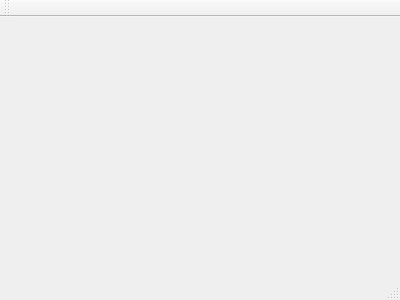
Before: the Qt Designer form src/GUI/mainwindow.ui in BioFoV/BioFoV, drawn with Qt 5.
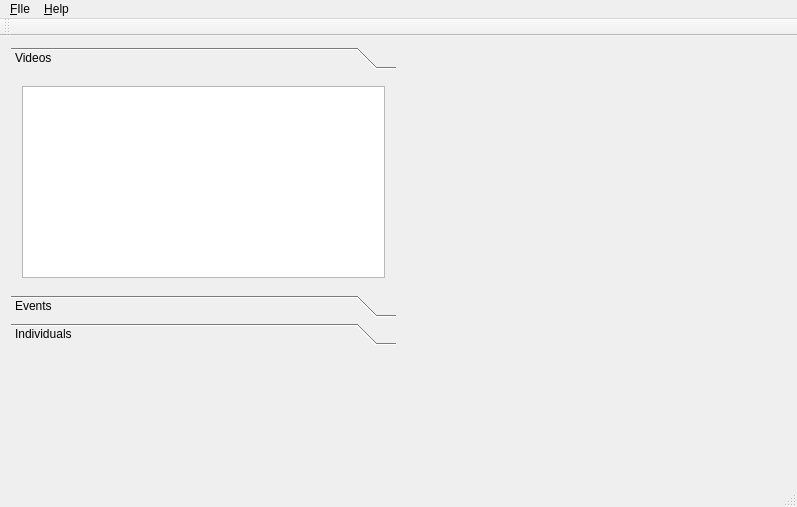
After: the same form once the commit is applied.

The edit to the form file:
```diff
--- a/src/GUI/mainwindow.ui
+++ b/src/GUI/mainwindow.ui
@@ -1,24 +1,165 @@
 <ui version="4.0">
  <class>MainWindow</class>
- <widget class="QMainWindow" name="MainWindow" >
-  <property name="geometry" >
+ <widget class="QMainWindow" name="MainWindow">
+  <property name="geometry">
    <rect>
     <x>0</x>
     <y>0</y>
-    <width>400</width>
-    <height>300</height>
+    <width>797</width>
+    <height>507</height>
    </rect>
   </property>
   <property name="windowTitle" >
    <string>MainWindow</string>
   </property>
-  <widget class="QMenuBar" name="menuBar" />
-  <widget class="QToolBar" name="mainToolBar" />
-  <widget class="QWidget" name="centralWidget" />
-  <widget class="QStatusBar" name="statusBar" />
+  <widget class="QWidget" name="centralWidget">
+   <layout class="QHBoxLayout" name="horizontalLayout">
+    <item>
+     <layout class="QVBoxLayout" name="verticalLayoutLeft">
+      <item>
+       <widget class="QToolBox" name="toolBox">
+        <property name="currentIndex">
+         <number>0</number>
+        </property>
+        <widget class="QWidget" name="page">
+         <property name="geometry">
+          <rect>
+           <x>0</x>
+           <y>0</y>
+           <width>386</width>
+           <height>208</height>
+          </rect>
+         </property>
+         <attribute name="label">
+          <string>Videos</string>
+         </attribute>
+         <layout class="QVBoxLayout" name="verticalLayout">
+          <item>
+           <widget class="QListWidget" name="videoList"/>
+          </item>
+         </layout>
+        </widget>
+        <widget class="QWidget" name="page_2">
+         <property name="geometry">
+          <rect>
+           <x>0</x>
+           <y>0</y>
+           <width>98</width>
+           <height>28</height>
+          </rect>
+         </property>
+         <attribute name="label">
+          <string>Events</string>
+         </attribute>
+        </widget>
+        <widget class="QWidget" name="page_3">
+         <property name="geometry">
+          <rect>
+           <x>0</x>
+           <y>0</y>
+           <width>98</width>
+           <height>28</height>
+          </rect>
+         </property>
+         <attribute name="label">
+          <string>Individuals</string>
+         </attribute>
+        </widget>
+       </widget>
+      </item>
+      <item>
+       <widget class="QWidget" name="widget" native="true">
+        <property name="sizePolicy">
+         <sizepolicy hsizetype="Preferred" vsizetype="Expanding">
+          <horstretch>0</horstretch>
+          <verstretch>0</verstretch>
+         </sizepolicy>
+        </property>
+       </widget>
+      </item>
+     </layout>
+    </item>
+    <item>
+     <layout class="QVBoxLayout" name="verticalLayoutRight">
+      <item>
+       <widget class="QLabel" name="label">
+        <property name="sizePolicy">
+         <sizepolicy hsizetype="Expanding" vsizetype="Preferred">
+          <horstretch>0</horstretch>
+          <verstretch>0</verstretch>
+         </sizepolicy>
+        </property>
+        <property name="text">
+         <string/>
+        </property>
+       </widget>
+      </item>
+     </layout>
+    </item>
+   </layout>
+  </widget>
+  <widget class="QMenuBar" name="menuBar">
+   <property name="geometry">
+    <rect>
+     <x>0</x>
+     <y>0</y>
+     <width>797</width>
+     <height>20</height>
+    </rect>
+   </property>
+   <widget class="QMenu" name="menuFile">
+    <property name="title">
+     <string>&amp;FIle</string>
+    </property>
+    <addaction name="actionNew"/>
+    <addaction name="separator"/>
+    <addaction name="actionAdd_Video_File"/>
+    <addaction name="separator"/>
+    <addaction name="actionQuit"/>
+   </widget>
+   <widget class="QMenu" name="menuHelp">
+    <property name="title">
+     <string>&amp;Help</string>
+    </property>
+    <addaction name="actionAbout"/>
+   </widget>
+   <addaction name="menuFile"/>
+   <addaction name="menuHelp"/>
+  </widget>
+  <widget class="QToolBar" name="mainToolBar">
+   <attribute name="toolBarArea">
+    <enum>TopToolBarArea</enum>
+   </attribute>
+   <attribute name="toolBarBreak">
+    <bool>false</bool>
+   </attribute>
+  </widget>
+  <widget class="QStatusBar" name="statusBar"/>
+  <action name="actionNew">
+   <property name="text">
+    <string>&amp;New</string>
+   </property>
+  </action>
+  <action name="actionAdd_Video_File">
+   <property name="text">
+    <string>&amp;Add Video File</string>
+   </property>
+  </action>
+  <action name="actionQuit">
+   <property name="text">
+    <string>&amp;Quit</string>
+   </property>
+   <property name="shortcut">
+    <string>Ctrl+Q</string>
+   </property>
+  </action>
+  <action name="actionAbout">
+   <property name="text">
+    <string>&amp;About</string>
+   </property>
+  </action>
  </widget>
- <layoutDefault spacing="6" margin="11" />
- <pixmapfunction></pixmapfunction>
+ <layoutdefault spacing="6" margin="11"/>
  <resources/>
  <connections/>
 </ui>
```
Left out of the diff: 38 changed lines with no effect on the pictures.
